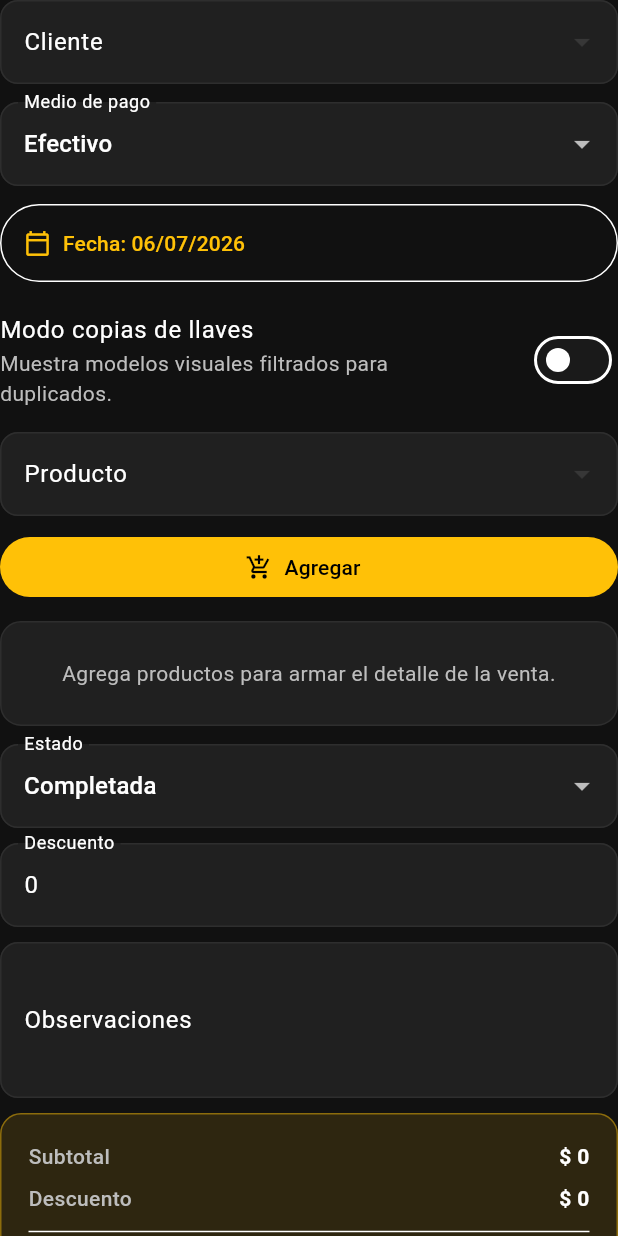
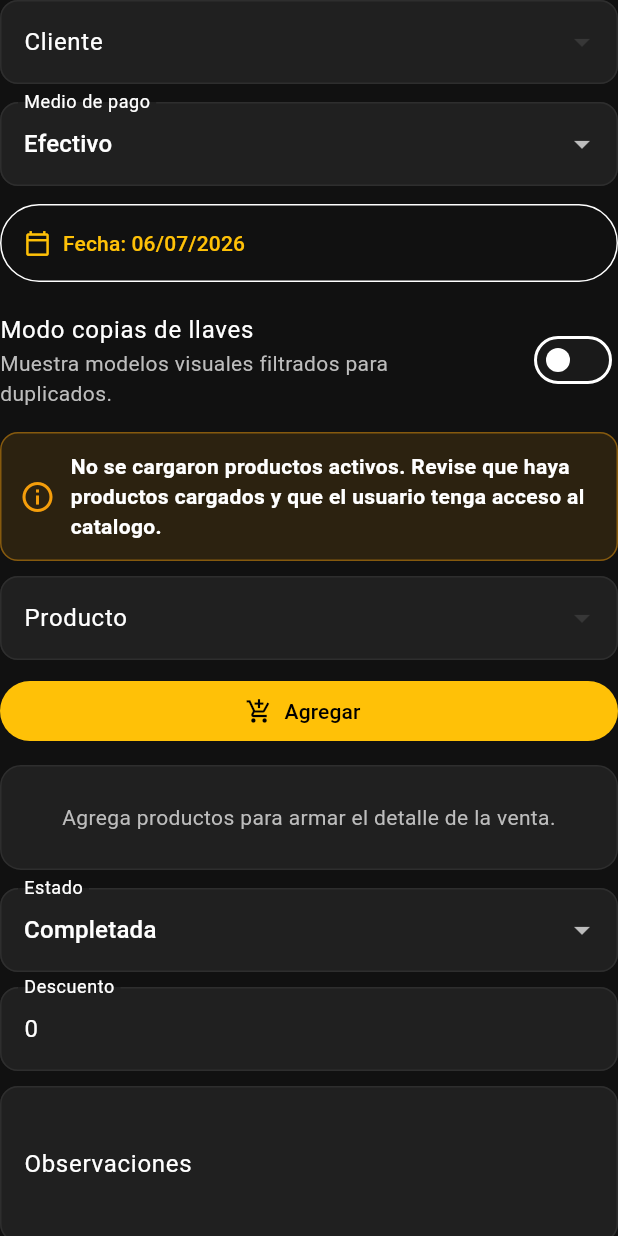
Before and after one commit to proyectomaxtc/proyecto-max-erp, a Flutter app: the VentaForm widget shown alone on an empty page, opened directly, on a phone screen of 412 x 824 dp. Run offline on Flutter 3.47's test engine with Material 3 defaults, Android fonts, the light colour scheme and no system bars; our stand-ins replace flutter_riverpod, go_router, hive, hive_flutter, pdf, shared_preferences and 1 more; missing offline and left inert: dart:html, file_selector; accounts and stored records are empty.

Commit message:
Mostrar catalogo activo en ventas de empleados

```diff
--- a/lib/features/ventas/widgets/venta_form.dart
+++ b/lib/features/ventas/widgets/venta_form.dart
@@ -647,14 +647,10 @@ class _VentaFormState extends ConsumerState<VentaForm> {
         }
       }
     }
-    final sucursal = _sucursalOperativa();
     final productos = ref
         .watch(productoProvider)
         .productos
-        .where(
-          (producto) =>
-              producto.activo && producto.stockEnSucursal(sucursal) > 0,
-        )
+        .where((producto) => producto.activo)
         .toList();
     final productosLlaves = _filtrarCopiasDeLlaves(productos);
 
@@ -761,6 +757,10 @@ class _VentaFormState extends ConsumerState<VentaForm> {
           ),
           SizedBox(height: compact ? 8 : 12),
           if (modoCopiasLlaves) ...[
+            if (productos.isEmpty) ...[
+              const _ProductLoadNotice(),
+              SizedBox(height: compact ? 10 : 12),
+            ],
             TextField(
               controller: busquedaCopiasController,
               decoration: decoration("Buscar copia de llave").copyWith(
@@ -787,6 +787,10 @@ class _VentaFormState extends ConsumerState<VentaForm> {
             ),
             SizedBox(height: compact ? 12 : 20),
           ] else ...[
+            if (productos.isEmpty) ...[
+              const _ProductLoadNotice(),
+              SizedBox(height: compact ? 10 : 12),
+            ],
             if (compact) ...[
               DropdownButtonFormField<ProductoModel>(
                 initialValue: productoSeleccionado,
@@ -877,10 +881,12 @@ class _VentaFormState extends ConsumerState<VentaForm> {
   }
 
   DropdownMenuItem<ProductoModel> _productoMenuItem(ProductoModel producto) {
+    final stock = producto.stockEnSucursal(_sucursalOperativa());
+
     return DropdownMenuItem(
       value: producto,
       child: Text(
-        '${producto.codigo} - ${producto.nombre}',
+        '${producto.codigo} - ${producto.nombre} · Stock ${stock.toStringAsFixed(0)}',
         maxLines: 1,
         overflow: TextOverflow.ellipsis,
       ),
@@ -1047,6 +1053,38 @@ class _KeyCopyGrid extends StatelessWidget {
           },
         ),
       ],
+    );
+  }
+}
+
+class _ProductLoadNotice extends StatelessWidget {
+  const _ProductLoadNotice();
+
+  @override
+  Widget build(BuildContext context) {
+    return Container(
+      width: double.infinity,
+      padding: const EdgeInsets.all(12),
+      decoration: BoxDecoration(
+        color: AppColors.warning.withValues(alpha: .12),
+        borderRadius: BorderRadius.circular(12),
+        border: Border.all(color: AppColors.warning.withValues(alpha: .45)),
+      ),
+      child: const Row(
+        children: [
+          Icon(Icons.info_outline, color: AppColors.warning),
+          SizedBox(width: 10),
+          Expanded(
+            child: Text(
+              "No se cargaron productos activos. Revise que haya productos cargados y que el usuario tenga acceso al catalogo.",
+              style: TextStyle(
+                color: AppColors.textPrimary,
+                fontWeight: FontWeight.w600,
+              ),
+            ),
+          ),
+        ],
+      ),
     );
   }
 }
```
